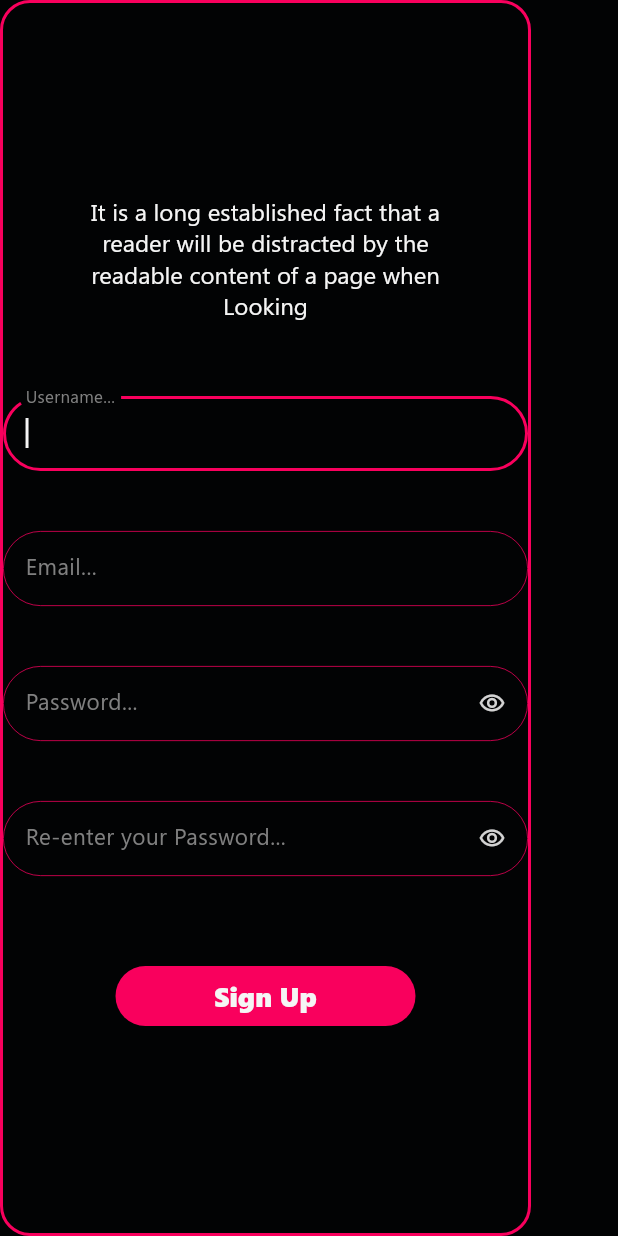
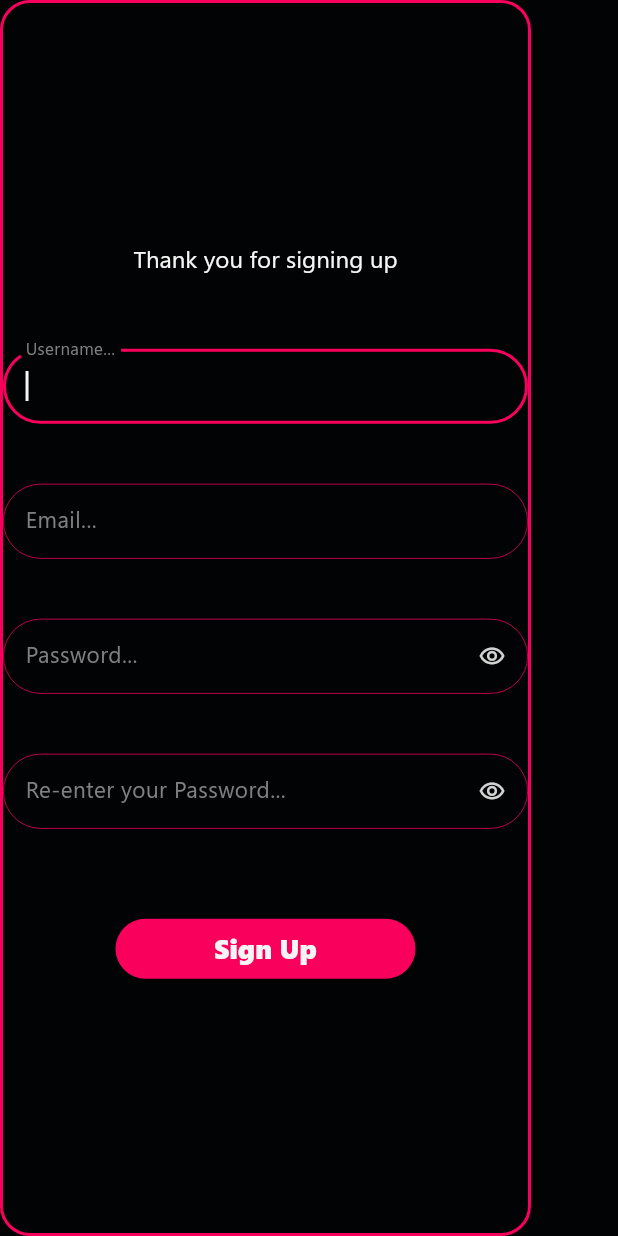
Before and after one commit to Nico104/uidraft1, a Flutter app: the SignUpLarge widget shown alone on an empty page, opened directly with empty values, on a phone screen of 412 x 824 dp. Run offline on Flutter 3.47's test engine with Material 2 defaults, Android fonts, the phone set to English and light mode, and no system bars; our stand-ins replace beamer, dio, easy_debounce, file_picker, get, readmore and 5 more; missing offline and left inert: dart:html, dart:js, flutter_dropzone; accounts and stored records are empty.

Commit message:
some changes

```diff
--- a/lib/widgets/auth/signup/sign_up_large_widget.dart
+++ b/lib/widgets/auth/signup/sign_up_large_widget.dart
@@ -40,8 +40,7 @@ class _SignUpLargeState extends State<SignUpLarge> {
   FocusNode fnUserpassword = FocusNode();
   FocusNode fnUserControlpassword = FocusNode();
 
-  String titleText =
-      "It is a long established fact that a reader will be distracted by the readable content of a page when Looking";
+  String titleText = "Thank you for signing up";
 
   @override
   void dispose() {
```
